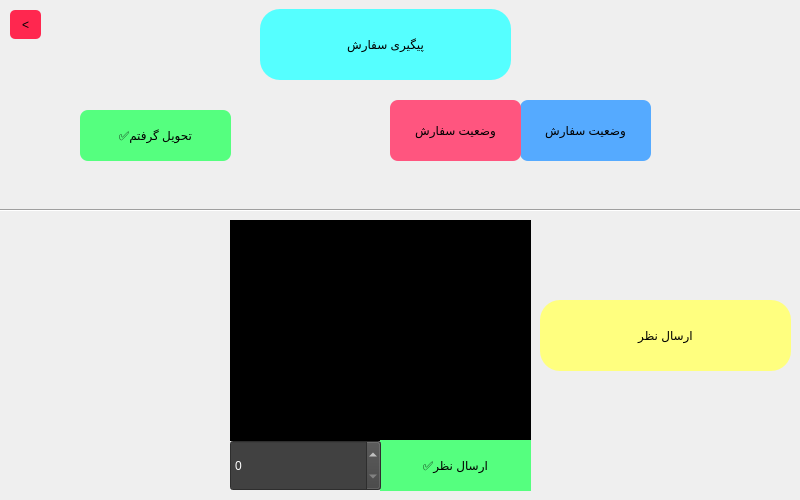
The window that peygiri.ui (amir85cy/iutfood) describes before a commit, drawn with Qt 5.
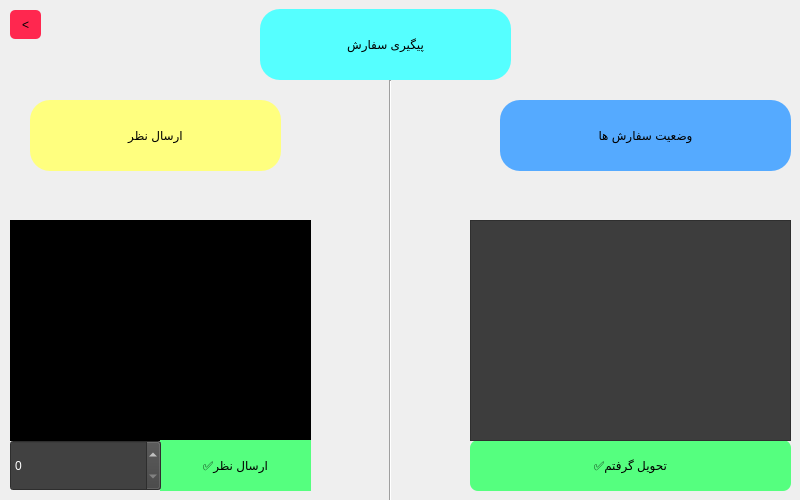
The same window after the commit. Icons and pictures are not drawn.

The edit to the form file:
```diff
--- a/peygiri.ui
+++ b/peygiri.ui
@@ -13,34 +13,12 @@
   <property name="windowTitle">
    <string>Form</string>
   </property>
-  <widget class="QLabel" name="label">
-   <property name="geometry">
-    <rect>
-     <x>520</x>
-     <y>100</y>
-     <width>131</width>
-     <height>61</height>
-    </rect>
-   </property>
-   <property name="styleSheet">
-    <string notr="true">background-color:rgb(85, 170, 255);
-color: rgb(0, 0, 0);
-border-radius:8px;
-font: 300 9pt &quot;IRANYekan&quot;;</string>
-   </property>
-   <property name="text">
-    <string>وضعیت سفارش</string>
-   </property>
-   <property name="alignment">
-    <set>Qt::AlignmentFlag::AlignCenter</set>
-   </property>
-  </widget>
   <widget class="QPushButton" name="pushButton">
    <property name="geometry">
     <rect>
-     <x>80</x>
-     <y>110</y>
-     <width>151</width>
+     <x>470</x>
+     <y>440</y>
+     <width>321</width>
      <height>51</height>
     </rect>
    </property>
@@ -60,7 +38,7 @@
   <widget class="QPlainTextEdit" name="plainTextEdit">
    <property name="geometry">
     <rect>
-     <x>230</x>
+     <x>10</x>
      <y>220</y>
      <width>301</width>
      <height>221</height>
@@ -75,7 +53,7 @@
   <widget class="QPushButton" name="pushButton_2">
    <property name="geometry">
     <rect>
-     <x>380</x>
+     <x>160</x>
      <y>440</y>
      <width>151</width>
      <height>51</height>
@@ -97,7 +75,7 @@
   <widget class="QSpinBox" name="spinBox">
    <property name="geometry">
     <rect>
-     <x>230</x>
+     <x>10</x>
      <y>440</y>
      <width>151</width>
      <height>51</height>
@@ -130,42 +108,6 @@
     <enum>QFrame::Shadow::Raised</enum>
    </property>
   </widget>
-  <widget class="QLabel" name="label_2">
-   <property name="geometry">
-    <rect>
-     <x>390</x>
-     <y>100</y>
-     <width>131</width>
-     <height>61</height>
-    </rect>
-   </property>
-   <property name="styleSheet">
-    <string notr="true">background-color:rgb(255, 85, 127);
-color: rgb(0, 0, 0);
-border-radius:8px;
-font: 300 9pt &quot;IRANYekan&quot;;
-</string>
-   </property>
-   <property name="text">
-    <string>وضعیت سفارش</string>
-   </property>
-   <property name="alignment">
-    <set>Qt::AlignmentFlag::AlignCenter</set>
-   </property>
-  </widget>
-  <widget class="Line" name="line">
-   <property name="geometry">
-    <rect>
-     <x>0</x>
-     <y>200</y>
-     <width>801</width>
-     <height>20</height>
-    </rect>
-   </property>
-   <property name="orientation">
-    <enum>Qt::Orientation::Horizontal</enum>
-   </property>
-  </widget>
   <widget class="QPushButton" name="backbtn">
    <property name="geometry">
     <rect>
@@ -220,8 +162,8 @@
   <widget class="QLabel" name="label_4">
    <property name="geometry">
     <rect>
-     <x>540</x>
-     <y>300</y>
+     <x>30</x>
+     <y>100</y>
      <width>251</width>
      <height>71</height>
     </rect>
@@ -243,17 +185,68 @@
     <set>Qt::AlignmentFlag::AlignCenter</set>
    </property>
   </widget>
+  <widget class="QLabel" name="label_5">
+   <property name="geometry">
+    <rect>
+     <x>500</x>
+     <y>100</y>
+     <width>291</width>
+     <height>71</height>
+    </rect>
+   </property>
+   <property name="styleSheet">
+    <string notr="true">background-color:rgb(85, 170, 255);
+
+color: rgb(0, 0, 0);
+border-radius:20px;
+
+font: 900 19pt &quot;Rokh&quot;;
+padding:10px;</string>
+   </property>
+   <property name="text">
+    <string>وضعیت سفارش ها</string>
+   </property>
+   <property name="alignment">
+    <set>Qt::AlignmentFlag::AlignCenter</set>
+   </property>
+  </widget>
+  <widget class="Line" name="line">
+   <property name="geometry">
+    <rect>
+     <x>380</x>
+     <y>80</y>
+     <width>20</width>
+     <height>421</height>
+    </rect>
+   </property>
+   <property name="orientation">
+    <enum>Qt::Orientation::Vertical</enum>
+   </property>
+  </widget>
+  <widget class="QTableWidget" name="statusTable">
+   <property name="geometry">
+    <rect>
+     <x>470</x>
+     <y>220</y>
+     <width>321</width>
+     <height>221</height>
+    </rect>
+   </property>
+   <property name="styleSheet">
+    <string notr="true">background-color:rgb(61, 61, 61);</string>
+   </property>
+  </widget>
   <zorder>frame</zorder>
-  <zorder>label</zorder>
   <zorder>pushButton</zorder>
   <zorder>plainTextEdit</zorder>
   <zorder>pushButton_2</zorder>
   <zorder>spinBox</zorder>
-  <zorder>label_2</zorder>
-  <zorder>line</zorder>
   <zorder>backbtn</zorder>
   <zorder>label_3</zorder>
   <zorder>label_4</zorder>
+  <zorder>label_5</zorder>
+  <zorder>line</zorder>
+  <zorder>statusTable</zorder>
  </widget>
  <resources/>
  <connections/>
```
